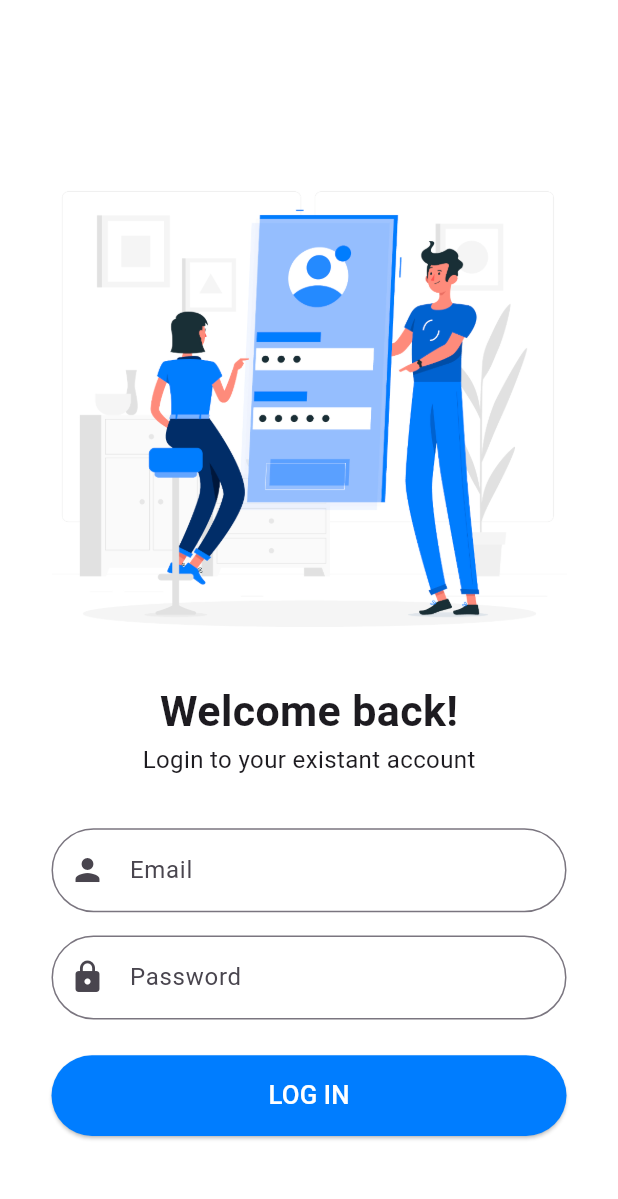
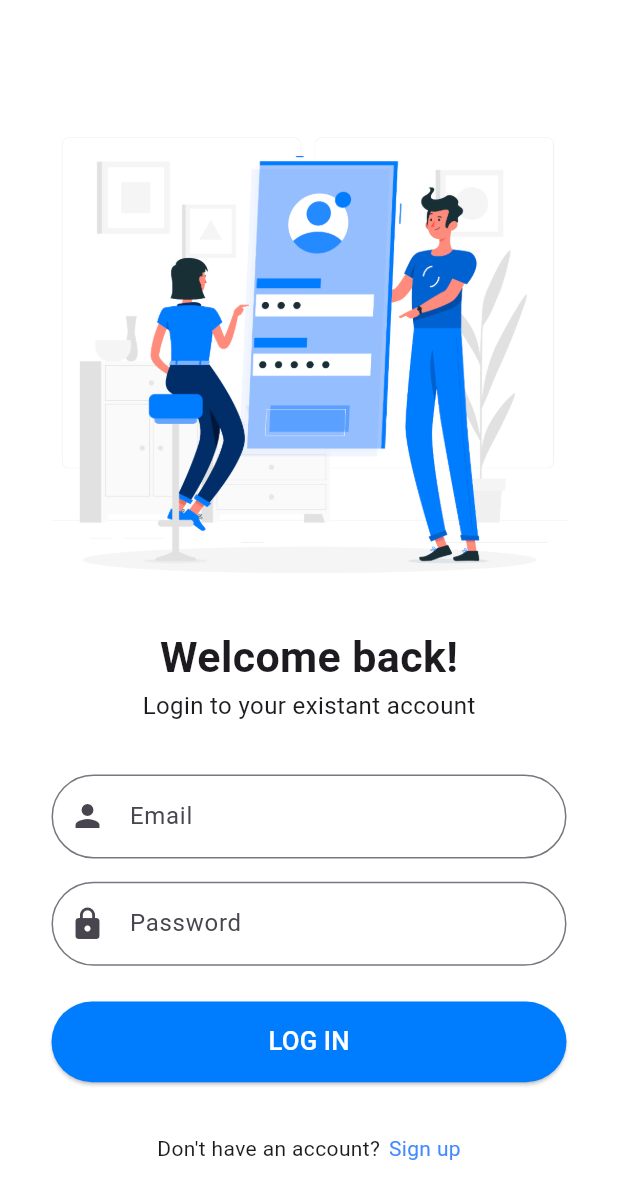
Before and after one commit to Rahulwasti1/MyAutoCare-VehicleAlerts-and-Records, a Flutter app: the screen it shows after launch, on a phone screen of 412 x 824 dp. Shown: the top 1199 px of the screen. Run offline on Flutter 3.47's test engine with Material 3 defaults, Android fonts, the light colour scheme and no system bars; our stand-ins replace flutter_screenutil.

Commit message:
Signup Page

```diff
--- a/lib/login_signup/login.dart
+++ b/lib/login_signup/login.dart
@@ -1,3 +1,4 @@
+import 'package:automobile_datamanagement/login_signup/signup.dart';
 import 'package:flutter/material.dart';
 import 'package:flutter_screenutil/flutter_screenutil.dart';
 
@@ -30,7 +31,7 @@ class _LoginPageState extends State<LoginPage> {
         body: SingleChildScrollView(
           child: Column(
             children: [
-              SizedBox(height: 80.h),
+              SizedBox(height: 50.h),
               Center(
                 child: Image.asset(
                   "assets/images/login.png",
@@ -66,6 +67,25 @@ class _LoginPageState extends State<LoginPage> {
                   ],
                 ),
               ),
+              Center(
+                child: Row(
+                  mainAxisAlignment: MainAxisAlignment.center,
+                  children: [
+                    Text("Don't have an account?"),
+                    SizedBox(width: 5.w),
+                    InkWell(
+                      child: Text("Sign up",
+                          style: TextStyle(color: Colors.blueAccent)),
+                      onTap: () {
+                        Navigator.push(
+                            context,
+                            MaterialPageRoute(
+                                builder: (context) => SignupPage()));
+                      },
+                    )
+                  ],
+                ),
+              )
             ],
           ),
         ));
--- a/lib/main.dart
+++ b/lib/main.dart
@@ -1,4 +1,5 @@
 import 'package:automobile_datamanagement/login_signup/login.dart';
+import 'package:automobile_datamanagement/login_signup/signup.dart';
 import 'package:flutter/material.dart';
 import 'package:flutter_screenutil/flutter_screenutil.dart';
 
@@ -9,7 +10,6 @@ void main() {
 class MyApp extends StatelessWidget {
   const MyApp({super.key});
 
-  // This widget is the root of your application.
   @override
   Widget build(BuildContext context) {
     return ScreenUtilInit(
```
Also changed, not shown: lib/login_signup/signup.dart (+77 -5 lines).
